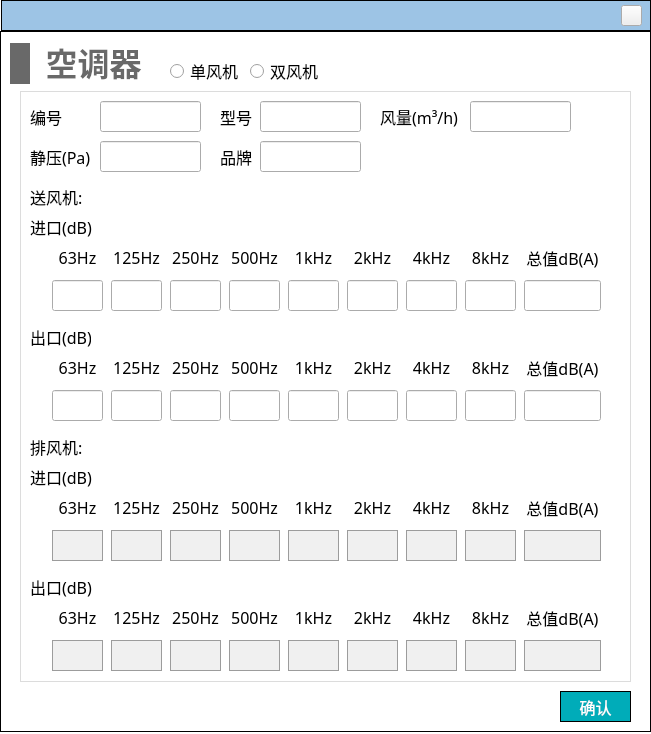
Qt form NoiseCalSoft/inputDialog/dialog_aircondition_noise.ui (haobana/NoiCal) before a commit.
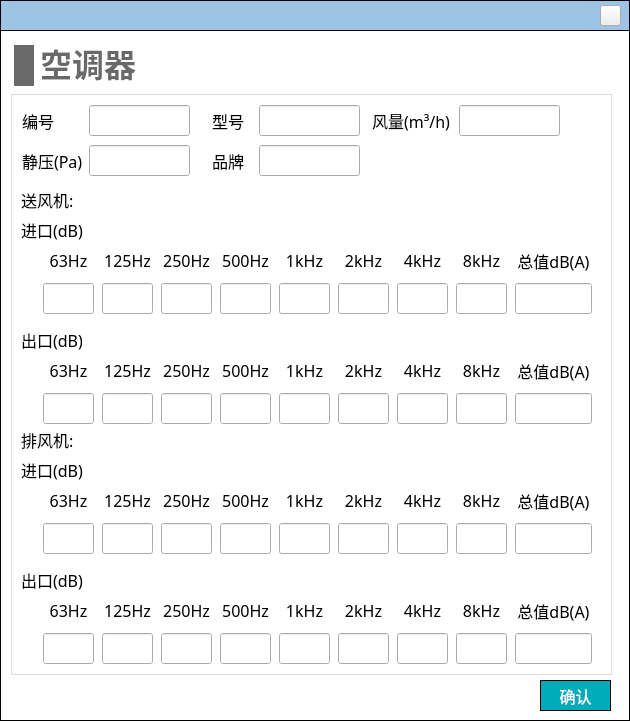
The same form after that commit. Icons and pictures are not drawn.

Commit message: 完善了空调器的输入

```diff
--- a/NoiseCalSoft/inputDialog/dialog_aircondition_noise.ui
+++ b/NoiseCalSoft/inputDialog/dialog_aircondition_noise.ui
@@ -6,8 +6,8 @@
    <rect>
     <x>0</x>
     <y>0</y>
-    <width>651</width>
-    <height>734</height>
+    <width>630</width>
+    <height>723</height>
    </rect>
   </property>
   <property name="windowTitle">
@@ -31,17 +31,23 @@
 font-size: 13px;
 }</string>
   </property>
-  <widget class="QWidget" name="widget_add_fan_noise" native="true">
+  <widget class="QWidget" name="widget_add_air_noise" native="true">
    <property name="geometry">
     <rect>
      <x>0</x>
-     <y>31</y>
-     <width>651</width>
-     <height>701</height>
+     <y>30</y>
+     <width>630</width>
+     <height>691</height>
     </rect>
    </property>
+   <property name="sizePolicy">
+    <sizepolicy hsizetype="Expanding" vsizetype="Expanding">
+     <horstretch>0</horstretch>
+     <verstretch>0</verstretch>
+    </sizepolicy>
+   </property>
    <property name="styleSheet">
-    <string notr="true">#widget_add_fan_noise
+    <string notr="true">#widget_add_air_noise
 {
 border: 1px solid #000000;
 }</string>
@@ -49,12 +55,18 @@
    <widget class="QWidget" name="widget_2" native="true">
     <property name="geometry">
      <rect>
-      <x>20</x>
-      <y>60</y>
-      <width>611</width>
-      <height>591</height>
+      <x>11</x>
+      <y>64</y>
+      <width>601</width>
+      <height>581</height>
      </rect>
     </property>
+    <property name="sizePolicy">
+     <sizepolicy hsizetype="Expanding" vsizetype="Expanding">
+      <horstretch>0</horstretch>
+      <verstretch>0</verstretch>
+     </sizepolicy>
+    </property>
     <property name="styleSheet">
      <string notr="true">#widget_2
 {
@@ -75,12 +87,24 @@
     <widget class="QLabel" name="label_4">
      <property name="geometry">
       <rect>
-       <x>10</x>
-       <y>10</y>
-       <width>41</width>
+       <x>11</x>
+       <y>11</y>
+       <width>61</width>
        <height>31</height>
       </rect>
      </property>
+     <property name="minimumSize">
+      <size>
+       <width>61</width>
+       <height>31</height>
+      </size>
+     </property>
+     <property name="maximumSize">
+      <size>
+       <width>61</width>
+       <height>31</height>
+      </size>
+     </property>
      <property name="font">
       <font>
        <family>黑体</family>
@@ -94,12 +118,24 @@
     <widget class="QLabel" name="label_5">
      <property name="geometry">
       <rect>
-       <x>200</x>
-       <y>50</y>
+       <x>201</x>
+       <y>51</y>
        <width>41</width>
        <height>31</height>
       </rect>
      </property>
+     <property name="minimumSize">
+      <size>
+       <width>41</width>
+       <height>31</height>
+      </size>
+     </property>
+     <property name="maximumSize">
+      <size>
+       <width>41</width>
+       <height>31</height>
+      </size>
+     </property>
      <property name="font">
       <font>
        <family>黑体</family>
@@ -113,12 +149,24 @@
     <widget class="QLineEdit" name="lineEdit_number">
      <property name="geometry">
       <rect>
-       <x>80</x>
-       <y>10</y>
+       <x>78</x>
+       <y>11</y>
        <width>101</width>
        <height>31</height>
       </rect>
      </property>
+     <property name="minimumSize">
+      <size>
+       <width>101</width>
+       <height>31</height>
+      </size>
+     </property>
+     <property name="maximumSize">
+      <size>
+       <width>101</width>
+       <height>31</height>
+      </size>
+     </property>
      <property name="font">
       <font>
        <family>黑体</family>
@@ -660,12 +708,24 @@
     <widget class="QLineEdit" name="lineEdit_brand">
      <property name="geometry">
       <rect>
-       <x>240</x>
-       <y>50</y>
+       <x>248</x>
+       <y>51</y>
        <width>101</width>
        <height>31</height>
       </rect>
      </property>
+     <property name="minimumSize">
+      <size>
+       <width>101</width>
+       <height>31</height>
+      </size>
+     </property>
+     <property name="maximumSize">
+      <size>
+       <width>101</width>
+       <height>31</height>
+      </size>
+     </property>
      <property name="font">
       <font>
        <family>黑体</family>
@@ -676,12 +736,24 @@
     <widget class="QLineEdit" name="lineEdit_air_volume">
      <property name="geometry">
       <rect>
-       <x>450</x>
-       <y>10</y>
+       <x>448</x>
+       <y>11</y>
        <width>101</width>
        <height>31</height>
       </rect>
      </property>
+     <property name="minimumSize">
+      <size>
+       <width>101</width>
+       <height>31</height>
+      </size>
+     </property>
+     <property name="maximumSize">
+      <size>
+       <width>101</width>
+       <height>31</height>
+      </size>
+     </property>
      <property name="font">
       <font>
        <family>黑体</family>
@@ -692,12 +764,24 @@
     <widget class="QLabel" name="label_6">
      <property name="geometry">
       <rect>
-       <x>360</x>
-       <y>10</y>
+       <x>361</x>
+       <y>11</y>
        <width>81</width>
        <height>31</height>
       </rect>
      </property>
+     <property name="minimumSize">
+      <size>
+       <width>81</width>
+       <height>31</height>
+      </size>
+     </property>
+     <property name="maximumSize">
+      <size>
+       <width>81</width>
+       <height>31</height>
+      </size>
+     </property>
      <property name="font">
       <font>
        <family>黑体</family>
@@ -711,12 +795,24 @@
     <widget class="QLineEdit" name="lineEdit_static_pressure">
      <property name="geometry">
       <rect>
-       <x>80</x>
-       <y>50</y>
+       <x>78</x>
+       <y>51</y>
        <width>101</width>
        <height>31</height>
       </rect>
      </property>
+     <property name="minimumSize">
+      <size>
+       <width>101</width>
+       <height>31</height>
+      </size>
+     </property>
+     <property name="maximumSize">
+      <size>
+       <width>101</width>
+       <height>31</height>
+      </size>
+     </property>
      <property name="font">
       <font>
        <family>黑体</family>
@@ -727,12 +823,24 @@
     <widget class="QLabel" name="label_17">
      <property name="geometry">
       <rect>
-       <x>10</x>
-       <y>50</y>
+       <x>11</x>
+       <y>51</y>
        <width>61</width>
        <height>31</height>
       </rect>
      </property>
+     <property name="minimumSize">
+      <size>
+       <width>61</width>
+       <height>31</height>
+      </size>
+     </property>
+     <property name="maximumSize">
+      <size>
+       <width>61</width>
+       <height>31</height>
+      </size>
+     </property>
      <property name="font">
       <font>
        <family>黑体</family>
@@ -746,12 +854,24 @@
     <widget class="QLineEdit" name="lineEdit_model">
      <property name="geometry">
       <rect>
-       <x>240</x>
-       <y>10</y>
+       <x>248</x>
+       <y>11</y>
        <width>101</width>
        <height>31</height>
       </rect>
      </property>
+     <property name="minimumSize">
+      <size>
+       <width>101</width>
+       <height>31</height>
+      </size>
+     </property>
+     <property name="maximumSize">
+      <size>
+       <width>101</width>
+       <height>31</height>
+      </size>
+     </property>
      <property name="font">
       <font>
        <family>黑体</family>
@@ -762,12 +882,24 @@
     <widget class="QLabel" name="label_18">
      <property name="geometry">
       <rect>
-       <x>200</x>
-       <y>10</y>
+       <x>201</x>
+       <y>11</y>
        <width>41</width>
        <height>31</height>
       </rect>
      </property>
+     <property name="minimumSize">
+      <size>
+       <width>41</width>
+       <height>31</height>
+      </size>
+     </property>
+     <property name="maximumSize">
+      <size>
+       <width>41</width>
+       <height>31</height>
+      </size>
+     </property>
      <property name="font">
       <font>
        <family>黑体</family>
@@ -1366,35 +1498,16 @@
       <string>送风机:</string>
      </property>
     </widget>
-    <widget class="QLabel" name="label_32">
-     <property name="geometry">
-      <rect>
-       <x>10</x>
-       <y>340</y>
-       <width>61</width>
-       <height>31</height>
-      </rect>
-     </property>
-     <property name="font">
-      <font>
-       <family>黑体</family>
-       <pointsize>-1</pointsize>
-      </font>
-     </property>
-     <property name="text">
-      <string>排风机:</string>
-     </property>
-    </widget>
     <widget class="QWidget" name="layoutWidget_5">
      <property name="geometry">
       <rect>
        <x>30</x>
-       <y>400</y>
+       <y>390</y>
        <width>561</width>
        <height>72</height>
       </rect>
      </property>
-     <layout class="QHBoxLayout" name="horizontalLayout_3">
+     <layout class="QHBoxLayout" name="horizontalLayout_exhaust_in">
       <item>
        <layout class="QVBoxLayout" name="verticalLayout_19">
         <item>
@@ -1446,14 +1559,13 @@
            </font>
           </property>
           <property name="styleSheet">
-           <string notr="true">background-color: rgb(240, 240, 240);
-border: 1px solid #9C9C9C;</string>
+           <string notr="true"/>
           </property>
           <property name="alignment">
            <set>Qt::AlignCenter</set>
           </property>
           <property name="readOnly">
-           <bool>true</bool>
+           <bool>false</bool>
           </property>
          </widget>
         </item>
@@ -1509,15 +1621,11 @@
             <pointsize>-1</pointsize>
            </font>
           </property>
-          <property name="styleSheet">
-           <string notr="true">background-color: rgb(240, 240, 240);
-border: 1px solid #9C9C9C;</string>
-          </property>
           <property name="alignment">
            <set>Qt::AlignCenter</set>
           </property>
           <property name="readOnly">
-           <bool>true</bool>
+           <bool>false</bool>
           </property>
          </widget>
         </item>
@@ -1573,15 +1681,11 @@
             <pointsize>-1</pointsize>
            </font>
           </property>
-          <property name="styleSheet">
-           <string notr="true">background-color: rgb(240, 240, 240);
-border: 1px solid #9C9C9C;</string>
-          </property>
           <property name="alignment">
            <set>Qt::AlignCenter</set>
           </property>
           <property name="readOnly">
-           <bool>true</bool>
+           <bool>false</bool>
           </property>
          </widget>
         </item>
@@ -1637,15 +1741,11 @@
             <pointsize>-1</pointsize>
            </font>
           </property>
-          <property name="styleSheet">
-           <string notr="true">background-color: rgb(240, 240, 240);
-border: 1px solid #9C9C9C;</string>
-          </property>
           <property name="alignment">
            <set>Qt::AlignCenter</set>
           </property>
           <property name="readOnly">
-           <bool>true</bool>
+           <bool>false</bool>
           </property>
          </widget>
         </item>
@@ -1701,15 +1801,11 @@
             <pointsize>-1</pointsize>
            </font>
           </property>
-          <property name="styleSheet">
-           <string notr="true">background-color: rgb(240, 240, 240);
-border: 1px solid #9C9C9C;</string>
-          </property>
           <property name="alignment">
            <set>Qt::AlignCenter</set>
           </property>
           <property name="readOnly">
-           <bool>true</bool>
+           <bool>false</bool>
           </property>
          </widget>
         </item>
@@ -1768,15 +1864,11 @@
             <pointsize>-1</pointsize>
            </font>
           </property>
-          <property name="styleSheet">
-           <string notr="true">background-color: rgb(240, 240, 240);
-border: 1px solid #9C9C9C;</string>
-          </property>
           <property name="alignment">
            <set>Qt::AlignCenter</set>
           </property>
           <property name="readOnly">
-           <bool>true</bool>
+           <bool>false</bool>
           </property>
          </widget>
         </item>
@@ -1832,15 +1924,11 @@
             <pointsize>-1</pointsize>
            </font>
           </property>
-          <property name="styleSheet">
-           <string notr="true">background-color: rgb(240, 240, 240);
-border: 1px solid #9C9C9C;</string>
-          </property>
           <property name="alignment">
            <set>Qt::AlignCenter</set>
           </property>
           <property name="readOnly">
-           <bool>true</bool>
+           <bool>false</bool>
           </property>
          </widget>
         </item>
@@ -1896,15 +1984,11 @@
             <pointsize>-1</pointsize>
            </font>
           </property>
-          <property name="styleSheet">
-           <string notr="true">background-color: rgb(240, 240, 240);
-border: 1px solid #9C9C9C;</string>
-          </property>
           <property name="alignment">
            <set>Qt::AlignCenter</set>
           </property>
           <property name="readOnly">
-           <bool>true</bool>
+           <bool>false</bool>
           </property>
          </widget>
         </item>
@@ -1961,8 +2045,7 @@
            </font>
           </property>
           <property name="styleSheet">
-           <string notr="true">background-color: rgb(240, 240, 240);
-border: 1px solid #9C9C9C;</string>
+           <string notr="true"/>
           </property>
           <property name="alignment">
            <set>Qt::AlignCenter</set>
@@ -1976,35 +2059,16 @@
       </item>
      </layout>
     </widget>
-    <widget class="QLabel" name="label_40">
-     <property name="geometry">
-      <rect>
-       <x>10</x>
-       <y>370</y>
-       <width>71</width>
-       <height>31</height>
-      </rect>
-     </property>
-     <property name="font">
-      <font>
-       <family>黑体</family>
-       <pointsize>-1</pointsize>
-      </font>
-     </property>
-     <property name="text">
-      <string>进口(dB)</string>
-     </property>
-    </widget>
     <widget class="QWidget" name="layoutWidget_2">
      <property name="geometry">
       <rect>
        <x>30</x>
-       <y>510</y>
+       <y>500</y>
        <width>561</width>
        <height>72</height>
       </rect>
      </property>
-     <layout class="QHBoxLayout" name="horizontalLayout_4">
+     <layout class="QHBoxLayout" name="horizontalLayout_exhaust_out">
       <item>
        <layout class="QVBoxLayout" name="verticalLayout_28">
         <item>
@@ -2055,15 +2119,11 @@
             <pointsize>-1</pointsize>
            </font>
           </property>
-          <property name="styleSheet">
-           <string notr="true">background-color: rgb(240, 240, 240);
-border: 1px solid #9C9C9C;</string>
-          </property>
           <property name="alignment">
            <set>Qt::AlignCenter</set>
           </property>
           <property name="readOnly">
-           <bool>true</bool>
+           <bool>false</bool>
           </property>
          </widget>
         </item>
@@ -2119,15 +2179,11 @@
             <pointsize>-1</pointsize>
            </font>
           </property>
-          <property name="styleSheet">
-           <string notr="true">background-color: rgb(240, 240, 240);
-border: 1px solid #9C9C9C;</string>
-          </property>
           <property name="alignment">
            <set>Qt::AlignCenter</set>
           </property>
           <property name="readOnly">
-           <bool>true</bool>
+           <bool>false</bool>
           </property>
          </widget>
         </item>
@@ -2183,15 +2239,11 @@
             <pointsize>-1</pointsize>
            </font>
           </property>
-          <property name="styleSheet">
-           <string notr="true">background-color: rgb(240, 240, 240);
-border: 1px solid #9C9C9C;</string>
-          </property>
           <property name="alignment">
            <set>Qt::AlignCenter</set>
           </property>
           <property name="readOnly">
-           <bool>true</bool>
+           <bool>false</bool>
           </property>
          </widget>
         </item>
@@ -2247,15 +2299,11 @@
             <pointsize>-1</pointsize>
            </font>
           </property>
-          <property name="styleSheet">
-           <string notr="true">background-color: rgb(240, 240, 240);
-border: 1px solid #9C9C9C;</string>
-          </property>
           <property name="alignment">
            <set>Qt::AlignCenter</set>
           </property>
           <property name="readOnly">
-           <bool>true</bool>
+           <bool>false</bool>
           </property>
          </widget>
         </item>
@@ -2311,15 +2359,11 @@
             <pointsize>-1</pointsize>
            </font>
           </property>
-          <property name="styleSheet">
-           <string notr="true">background-color: rgb(240, 240, 240);
-border: 1px solid #9C9C9C;</string>
-          </property>
           <property name="alignment">
            <set>Qt::AlignCenter</set>
           </property>
           <property name="readOnly">
-           <bool>true</bool>
+           <bool>false</bool>
           </property>
          </widget>
         </item>
@@ -2378,15 +2422,11 @@
             <pointsize>-1</pointsize>
            </font>
           </property>
-          <property name="styleSheet">
-           <string notr="true">background-color: rgb(240, 240, 240);
-border: 1px solid #9C9C9C;</string>
-          </property>
           <property name="alignment">
            <set>Qt::AlignCenter</set>
           </property>
           <property name="readOnly">
-           <bool>true</bool>
+           <bool>false</bool>
           </property>
          </widget>
         </item>
@@ -2442,15 +2482,11 @@
             <pointsize>-1</pointsize>
            </font>
           </property>
-          <property name="styleSheet">
-           <string notr="true">background-color: rgb(240, 240, 240);
-border: 1px solid #9C9C9C;</string>
-          </property>
           <property name="alignment">
            <set>Qt::AlignCenter</set>
           </property>
           <property name="readOnly">
-           <bool>true</bool>
+           <bool>false</bool>
           </property>
          </widget>
         </item>
@@ -2506,15 +2542,11 @@
             <pointsize>-1</pointsize>
            </font>
           </property>
-          <property name="styleSheet">
-           <string notr="true">background-color: rgb(240, 240, 240);
-border: 1px solid #9C9C9C;</string>
-          </property>
           <property name="alignment">
            <set>Qt::AlignCenter</set>
           </property>
           <property name="readOnly">
-           <bool>true</bool>
+           <bool>false</bool>
           </property>
          </widget>
         </item>
@@ -2570,10 +2602,6 @@
             <pointsize>-1</pointsize>
            </font>
           </property>
-          <property name="styleSheet">
-           <string notr="true">background-color: rgb(240, 240, 240);
-border: 1px solid #9C9C9C;</string>
-          </property>
           <property name="alignment">
            <set>Qt::AlignCenter</set>
           </property>
@@ -2586,11 +2614,49 @@
       </item>
      </layout>
     </widget>
-    <widget class="QLabel" name="label_48">
+    <widget class="QLabel" name="label_exhaust">
      <property name="geometry">
       <rect>
        <x>10</x>
-       <y>480</y>
+       <y>330</y>
+       <width>61</width>
+       <height>31</height>
+      </rect>
+     </property>
+     <property name="font">
+      <font>
+       <family>黑体</family>
+       <pointsize>-1</pointsize>
+      </font>
+     </property>
+     <property name="text">
+      <string>排风机:</string>
+     </property>
+    </widget>
+    <widget class="QLabel" name="label_exhaust_in">
+     <property name="geometry">
+      <rect>
+       <x>10</x>
+       <y>360</y>
+       <width>71</width>
+       <height>31</height>
+      </rect>
+     </property>
+     <property name="font">
+      <font>
+       <family>黑体</family>
+       <pointsize>-1</pointsize>
+      </font>
+     </property>
+     <property name="text">
+      <string>进口(dB)</string>
+     </property>
+    </widget>
+    <widget class="QLabel" name="label_exhaust_out">
+     <property name="geometry">
+      <rect>
+       <x>10</x>
+       <y>470</y>
        <width>71</width>
        <height>31</height>
       </rect>
@@ -2609,12 +2675,24 @@
    <widget class="QPushButton" name="pushButton_confirm">
     <property name="geometry">
      <rect>
-      <x>560</x>
-      <y>660</y>
+      <x>540</x>
+      <y>650</y>
       <width>71</width>
       <height>31</height>
      </rect>
     </property>
+    <property name="minimumSize">
+     <size>
+      <width>71</width>
+      <height>31</height>
+     </size>
+    </property>
+    <property name="maximumSize">
+     <size>
+      <width>71</width>
+      <height>31</height>
+     </size>
+    </property>
     <property name="font">
      <font>
       <family>黑体</family>
@@ -2641,117 +2719,79 @@
      <string>确认</string>
     </property>
    </widget>
-   <widget class="QWidget" name="layoutWidget_4">
+   <widget class="QLabel" name="label_title">
     <property name="geometry">
      <rect>
-      <x>10</x>
-      <y>10</y>
-      <width>141</width>
-      <height>45</height>
+      <x>40</x>
+      <y>14</y>
+      <width>96</width>
+      <height>43</height>
      </rect>
     </property>
-    <layout class="QHBoxLayout" name="horizontalLayout_17">
-     <item>
-      <widget class="QLabel" name="label_15">
-       <property name="minimumSize">
-        <size>
-         <width>20</width>
-         <height>41</height>
-        </size>
-       </property>
-       <property name="maximumSize">
-        <size>
-         <width>20</width>
-         <height>41</height>
-        </size>
-       </property>
-       <property name="styleSheet">
-        <string notr="true">QLabel { 
-border: none; 
-background-color : rgb(105, 105, 105);
-}</string>
-       </property>
-       <property name="text">
-        <string/>
-       </property>
-      </widget>
-     </item>
-     <item>
-      <widget class="QLabel" name="label_29">
-       <property name="font">
-        <font>
-         <family>Microsoft YaHei</family>
-         <pointsize>24</pointsize>
-         <bold>true</bold>
-        </font>
-       </property>
-       <property name="styleSheet">
-        <string notr="true">QLabel { 
+    <property name="sizePolicy">
+     <sizepolicy hsizetype="Preferred" vsizetype="Preferred">
+      <horstretch>0</horstretch>
+      <verstretch>0</verstretch>
+     </sizepolicy>
+    </property>
+    <property name="font">
+     <font>
+      <family>Microsoft YaHei</family>
+      <pointsize>24</pointsize>
+      <bold>true</bold>
+     </font>
+    </property>
+    <property name="styleSheet">
+     <string notr="true">QLabel { 
 border: none; 
 color : rgb(105, 105, 105);
 }</string>
-       </property>
-       <property name="text">
-        <string>空调器</string>
-       </property>
-       <property name="alignment">
-        <set>Qt::AlignBottom|Qt::AlignHCenter</set>
-       </property>
-      </widget>
-     </item>
-    </layout>
-   </widget>
-   <widget class="QRadioButton" name="radioButton_single">
-    <property name="geometry">
-     <rect>
-      <x>170</x>
-      <y>30</y>
-      <width>71</width>
-      <height>20</height>
-     </rect>
     </property>
-    <property name="font">
-     <font>
-      <family>Microsoft YaHei</family>
-      <pointsize>12</pointsize>
-     </font>
-    </property>
     <property name="text">
-     <string>单风机</string>
+     <string>空调器</string>
     </property>
-    <property name="checkable">
-     <bool>true</bool>
+    <property name="alignment">
+     <set>Qt::AlignBottom|Qt::AlignHCenter</set>
     </property>
    </widget>
-   <widget class="QRadioButton" name="radioButton_double">
+   <widget class="QLabel" name="label_15">
     <property name="geometry">
      <rect>
-      <x>250</x>
-      <y>30</y>
-      <width>71</width>
-      <height>20</height>
+      <x>14</x>
+      <y>15</y>
+      <width>20</width>
+      <height>41</height>
      </rect>
     </property>
-    <property name="font">
-     <font>
-      <family>Microsoft YaHei</family>
-      <pointsize>12</pointsize>
-     </font>
+    <property name="minimumSize">
+     <size>
+      <width>20</width>
+      <height>41</height>
+     </size>
     </property>
-    <property name="text">
-     <string>双风机</string>
+    <property name="maximumSize">
+     <size>
+      <width>20</width>
+      <height>41</height>
+     </size>
     </property>
-    <property name="checkable">
-     <bool>true</bool>
+    <property name="styleSheet">
+     <string notr="true">QLabel { 
+border: none; 
+background-color : rgb(105, 105, 105);
+}</string>
+    </property>
+    <property name="text">
+     <string/>
     </property>
    </widget>
   </widget>
   <widget class="QWidget" name="widget_top" native="true">
    <property name="geometry">
     <rect>
-     <x>1</x>
+     <x>0</x>
      <y>0</y>
-     <width>650</width>
+     <width>630</width>
      <height>31</height>
     </rect>
    </property>
@@ -2766,7 +2806,7 @@
    <widget class="QPushButton" name="close">
     <property name="geometry">
      <rect>
-      <x>620</x>
+      <x>600</x>
       <y>5</y>
       <width>21</width>
       <height>21</height>
```
The commit also changes 7 other files.
